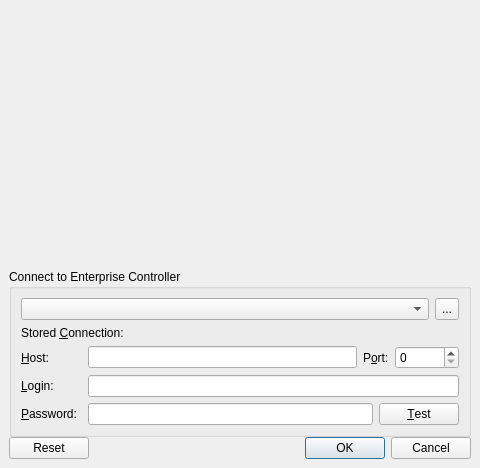
This is client/src/ui/dialogs/login_dialog.ui in networkoptix/nx_open as Qt 5 draws it before an edit. The edited form follows.
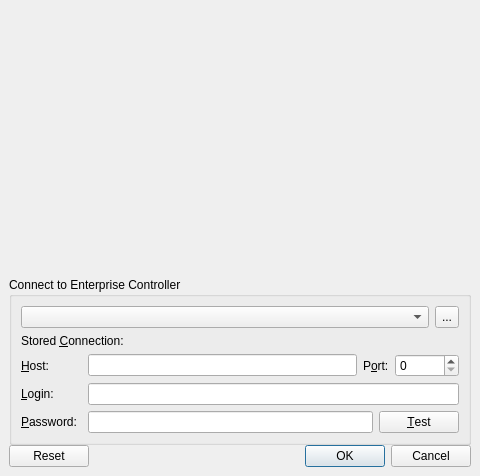
This is the edited form.

Commit message:
final intro movie
<==== Mercurial data ====>
Branch: master

The edit to the form file:
```diff
--- a/client/src/ui/dialogs/login_dialog.ui
+++ b/client/src/ui/dialogs/login_dialog.ui
@@ -7,7 +7,7 @@
     <x>0</x>
     <y>0</y>
     <width>480</width>
-    <height>468</height>
+    <height>476</height>
    </rect>
   </property>
   <property name="windowTitle">
```
The commit also changes 1 other file.
